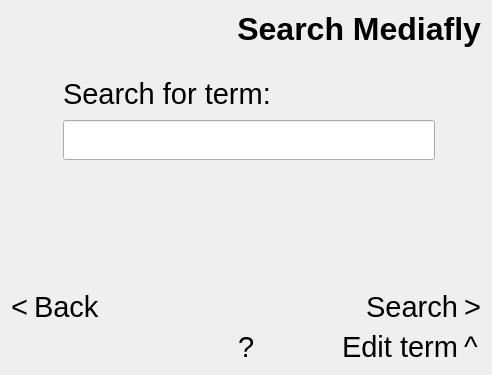
Above: mediaflyplayer/forms/MediaflySearch.ui from tex/mediafly before the change. Below: the same form after it.
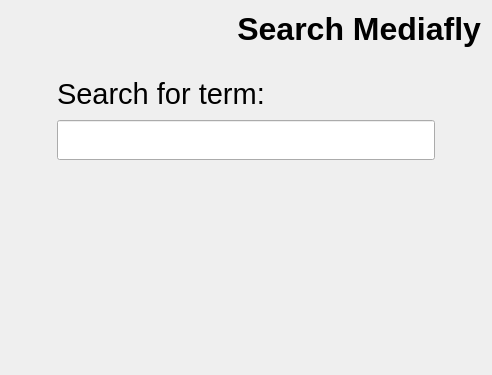
That is the form after the change. Custom widgets are drawn as their Qt base class.

Commit message: Change Search screen to fit Jason's observations.

The edit to the form file:
```diff
--- a/mediaflyplayer/forms/MediaflySearch.ui
+++ b/mediaflyplayer/forms/MediaflySearch.ui
@@ -16,7 +16,7 @@
    <string>Form</string>
   </property>
   <layout class="QGridLayout" name="gridLayout" >
-   <item row="0" column="0" colspan="4" >
+   <item row="0" column="0" colspan="3" >
     <widget class="QLabel" name="label" >
      <property name="font" >
       <font>
@@ -33,7 +33,7 @@
      </property>
     </widget>
    </item>
-   <item row="1" column="2" >
+   <item row="1" column="1" >
     <spacer name="verticalSpacer_2" >
      <property name="orientation" >
       <enum>Qt::Vertical</enum>
@@ -65,7 +65,7 @@
      </property>
     </spacer>
    </item>
-   <item row="2" column="2" >
+   <item row="2" column="1" >
     <layout class="QVBoxLayout" name="verticalLayout" >
      <item>
       <widget class="QLabel" name="label_2" >
@@ -96,7 +96,7 @@
      </item>
     </layout>
    </item>
-   <item row="2" column="3" >
+   <item row="2" column="2" >
     <spacer name="horizontalSpacer_2" >
      <property name="orientation" >
       <enum>Qt::Horizontal</enum>
@@ -112,113 +112,7 @@
      </property>
     </spacer>
    </item>
-   <item row="4" column="0" colspan="4" >
-    <layout class="QGridLayout" name="gridLayout_2" >
-     <item row="0" column="0" >
-      <widget class="QLabel" name="label_3" >
-       <property name="font" >
-        <font>
-         <pointsize>22</pointsize>
-        </font>
-       </property>
-       <property name="text" >
-        <string>&lt;</string>
-       </property>
-      </widget>
-     </item>
-     <item row="0" column="1" >
-      <widget class="QLabel" name="label_4" >
-       <property name="sizePolicy" >
-        <sizepolicy vsizetype="Preferred" hsizetype="Expanding" >
-         <horstretch>0</horstretch>
-         <verstretch>0</verstretch>
-        </sizepolicy>
-       </property>
-       <property name="font" >
-        <font>
-         <pointsize>22</pointsize>
-        </font>
-       </property>
-       <property name="text" >
-        <string>Back</string>
-       </property>
-      </widget>
-     </item>
-     <item row="0" column="3" >
-      <widget class="QLabel" name="label_5" >
-       <property name="sizePolicy" >
-        <sizepolicy vsizetype="Preferred" hsizetype="Expanding" >
-         <horstretch>0</horstretch>
-         <verstretch>0</verstretch>
-        </sizepolicy>
-       </property>
-       <property name="font" >
-        <font>
-         <pointsize>22</pointsize>
-        </font>
-       </property>
-       <property name="text" >
-        <string>Search</string>
-       </property>
-       <property name="alignment" >
-        <set>Qt::AlignRight|Qt::AlignTrailing|Qt::AlignVCenter</set>
-       </property>
-      </widget>
-     </item>
-     <item row="0" column="4" >
-      <widget class="QLabel" name="label_6" >
-       <property name="font" >
-        <font>
-         <pointsize>22</pointsize>
-        </font>
-       </property>
-       <property name="text" >
-        <string>></string>
-       </property>
-      </widget>
-     </item>
-     <item row="1" column="3" >
-      <widget class="QLabel" name="label_8" >
-       <property name="font" >
-        <font>
-         <pointsize>22</pointsize>
-        </font>
-       </property>
-       <property name="text" >
-        <string>Edit term</string>
-       </property>
-       <property name="alignment" >
-        <set>Qt::AlignRight|Qt::AlignTrailing|Qt::AlignVCenter</set>
-       </property>
-      </widget>
-     </item>
-     <item row="1" column="4" >
-      <widget class="QLabel" name="label_9" >
-       <property name="font" >
-        <font>
-         <pointsize>22</pointsize>
-        </font>
-       </property>
-       <property name="text" >
-        <string>^</string>
-       </property>
-      </widget>
-     </item>
-     <item row="1" column="2" >
-      <widget class="QLabel" name="label_7" >
-       <property name="font" >
-        <font>
-         <pointsize>22</pointsize>
-        </font>
-       </property>
-       <property name="text" >
-        <string>?</string>
-       </property>
-      </widget>
-     </item>
-    </layout>
-   </item>
-   <item row="3" column="2" >
+   <item row="3" column="1" >
     <spacer name="verticalSpacer" >
      <property name="orientation" >
       <enum>Qt::Vertical</enum>
```
The commit also changes 2 other files.
